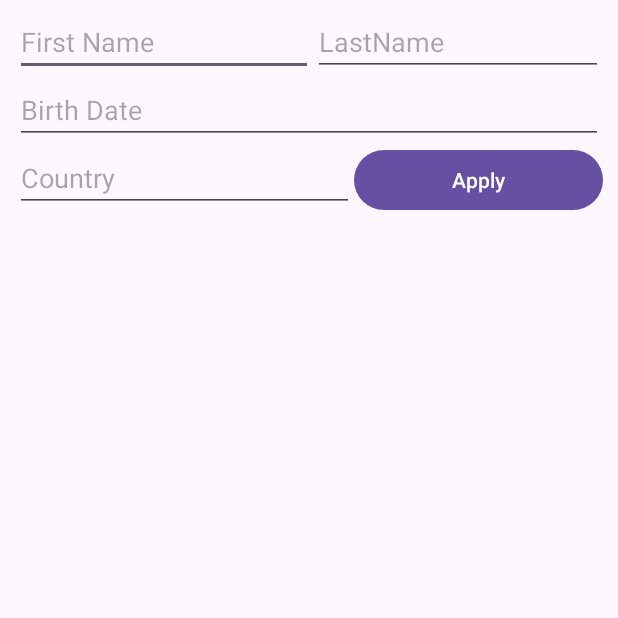
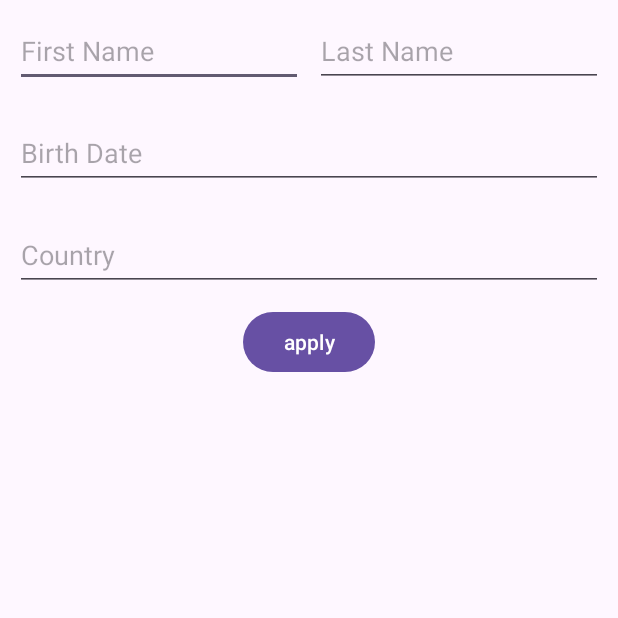
Before and after one commit to mhammadgammal/Andrdoid-Diploma-Tasks, an Android app: the screen it shows after launch (MainActivity), on a phone screen of 412 x 824 dp, the top half of it. Run offline under Robolectric (Android 15) with nearby library versions, the phone set to English and light mode, and no system bars.

Commit message:
relative layout done

```diff
--- a/MyApplication3/app/src/main/java/com/example/myapplication/MainActivity.kt
+++ b/MyApplication3/app/src/main/java/com/example/myapplication/MainActivity.kt
@@ -6,6 +6,6 @@ import android.os.Bundle
 class MainActivity : AppCompatActivity() {
     override fun onCreate(savedInstanceState: Bundle?) {
         super.onCreate(savedInstanceState)
-        setContentView(R.layout.linear_layout)
+        setContentView(R.layout.relative_layout)
     }
 }
--- /dev/null
+++ b/MyApplication3/app/src/main/res/layout/relative_layout.xml
@@ -0,0 +1,67 @@
+<?xml version="1.0" encoding="utf-8"?>
+<RelativeLayout xmlns:android="http://schemas.android.com/apk/res/android"
+    android:layout_width="match_parent"
+    android:layout_height="match_parent">
+
+    <LinearLayout
+        android:id="@+id/nameLinearLayout"
+        android:layout_width="match_parent"
+        android:layout_height="wrap_content"
+        android:layout_alignParentStart="true"
+        android:layout_alignParentTop="true"
+        android:layout_alignParentEnd="true"
+        android:layout_margin="10dp"
+        android:weightSum="2">
+
+        <EditText
+            android:id="@+id/firstNameEDT"
+            android:layout_width="wrap_content"
+            android:layout_height="wrap_content"
+            android:layout_marginEnd="4dp"
+            android:layout_weight="1"
+            android:hint="First Name"
+            android:minHeight="48dp" />
+
+        <EditText
+            android:id="@+id/lastNameEDT"
+            android:layout_width="wrap_content"
+            android:layout_height="wrap_content"
+            android:layout_marginStart="4dp"
+            android:layout_weight="1"
+            android:hint="Last Name"
+            android:minHeight="48dp" />
+    </LinearLayout>
+
+    <EditText
+        android:id="@+id/birthDateEDT"
+        android:layout_width="wrap_content"
+        android:layout_height="wrap_content"
+        android:layout_below="@id/nameLinearLayout"
+        android:layout_alignParentStart="true"
+        android:layout_alignParentEnd="true"
+        android:layout_margin="10dp"
+        android:hint="Birth Date"
+        android:minHeight="48dp" />
+
+
+    <EditText
+        android:id="@+id/countryEDT"
+        android:layout_width="wrap_content"
+        android:layout_height="wrap_content"
+        android:layout_below="@id/birthDateEDT"
+        android:layout_alignParentStart="true"
+        android:layout_alignParentEnd="true"
+        android:layout_margin="10dp"
+        android:minHeight="48dp"
+        android:hint="Country"/>
+
+    <Button
+        android:layout_width="wrap_content"
+        android:layout_height="wrap_content"
+        android:layout_below="@id/countryEDT"
+        android:text="apply"
+        android:layout_centerInParent="true"
+        android:minHeight="48dp"
+        />
+
+</RelativeLayout>
```
